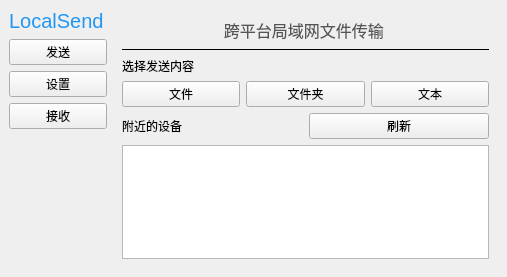
Above: LanFileTransfer/mainwindow.ui from ynyooy/LanFileTransfer before the change. Below: the same form after it.
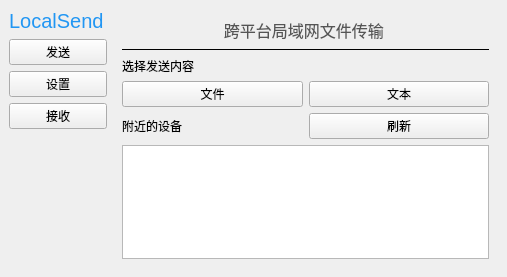
That is the form after the change.

Patch:
```diff
--- a/LanFileTransfer/mainwindow.ui
+++ b/LanFileTransfer/mainwindow.ui
@@ -107,13 +107,6 @@
               </property>
              </widget>
             </item>
-            <item>
-             <widget class="QPushButton" name="btnSendFolder">
-              <property name="text">
-               <string>文件夹</string>
-              </property>
-             </widget>
-            </item>
             <item>
              <widget class="QPushButton" name="btnSendText">
               <property name="text">
```
Left out of the diff: 16 changed lines with no effect on the pictures.
